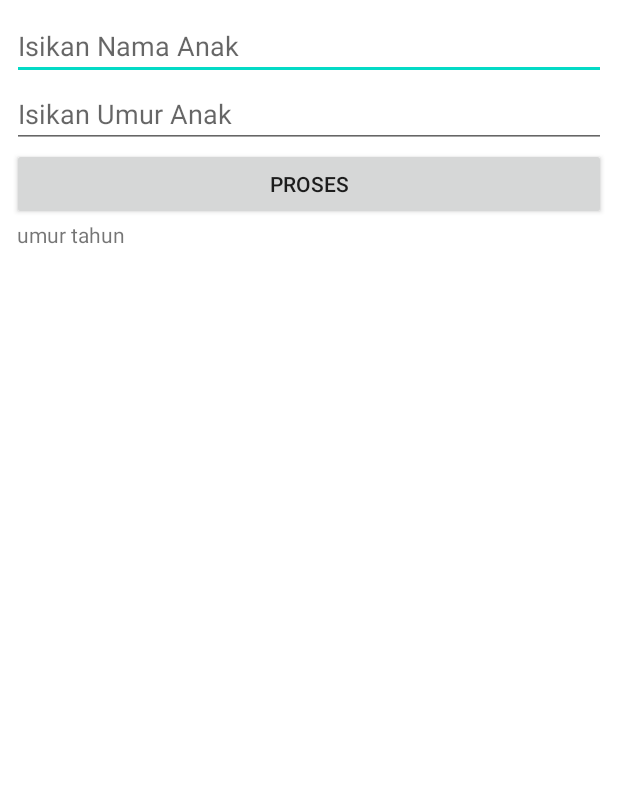
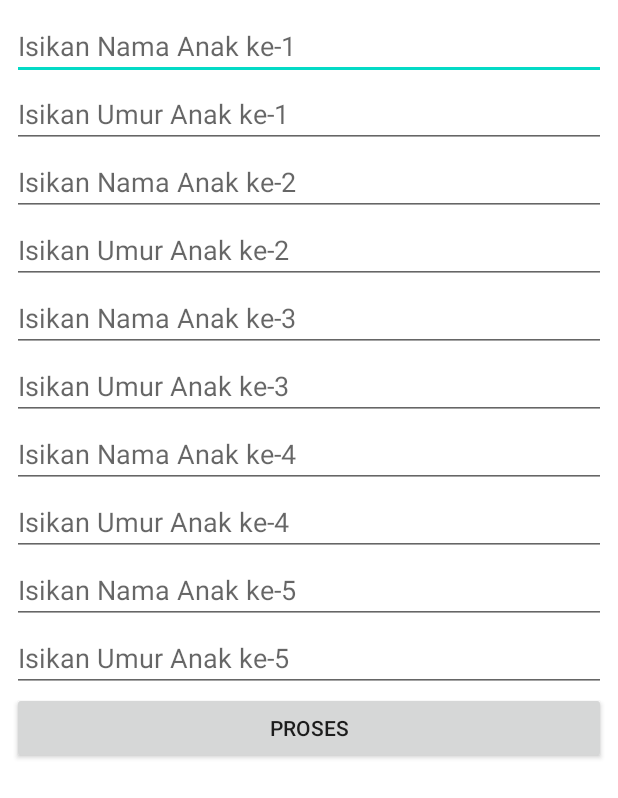
Before and after one commit to dayintata/AW1, an Android app: the MainActivity screen opened directly, with no data from a screen before it, after a tap on "PROSES", on a phone screen of 412 x 824 dp. Shown: the top 798 px of the screen. Run offline under Robolectric (Android 15) with nearby library versions, the phone set to English and light mode, and no system bars.

Commit message:
Widget Programing Part2

```diff
--- a/app/src/main/java/id/sch/smktelkom_mlg/learn/advancedwidget1/MainActivity.java
+++ b/app/src/main/java/id/sch/smktelkom_mlg/learn/advancedwidget1/MainActivity.java
@@ -17,34 +17,53 @@ public class MainActivity extends AppCompatActivity
         super.onCreate(savedInstanceState);
         setContentView(R.layout.activity_main);
 
-        LinearLayout llMain = (LinearLayout) findViewById(R.id.LinearLayoutMain);
+        final LinearLayout llMain = (LinearLayout) findViewById(R.id.LinearLayoutMain);
 
-        final EditText etNama = new EditText(this);
-        llMain.addView(etNama);
-        etNama.setHint("Isikan Nama Anak");
-
-        final EditText etUmur = new EditText(this);
-        llMain.addView(etUmur);
-        etUmur.setHint("Isikan Umur Anak");
-        etUmur.setInputType(InputType.TYPE_CLASS_NUMBER);
-
+        addEditText(llMain);
 
         Button bProses = new Button(this);
         bProses.setText("Proses");
         llMain.addView(bProses);
         final TextView tvHasil = new TextView(this);
         llMain.addView(tvHasil);
+
         bProses.setOnClickListener(new View.OnClickListener() {
             @Override
             public void onClick(View view) {
+                doProses(llMain);
+            }
 
-                String nama = etNama.getText().toString();
-                String umur = etUmur.getText().toString();
+            private void doProses(LinearLayout llMain) {
+                String hasil = "";
+                for (int i = 0; i < 5; i++) {
+                    EditText etNama = (EditText) llMain.getChildAt(i * 2);
+                    EditText etUmur = (EditText) llMain.getChildAt((i * 2) + 1);
 
-                tvHasil.setText(nama + " umur" + umur + " tahun");
+                    String nama = etNama.getText().toString().trim();
+                    String umur = etUmur.getText().toString();
+
+                    if (umur.isEmpty())
+                        umur = "0";
+                    if (!nama.isEmpty())
+                        hasil += "Anak ke-" + (i + 1) + ": " + nama + " umur " + umur + " tahun\n";
+                }
+                TextView tvHasil = (TextView) llMain.getChildAt(11);
+                tvHasil.setText(hasil);
             }
         });
+    }
 
+    private void addEditText(LinearLayout llMain) {
+        for (int i = 1; i <= 5; i++) {
+            EditText etNama = new EditText(this);
+            llMain.addView(etNama);
+            etNama.setHint("Isikan Nama Anak ke-" + i);
+
+            EditText etUmur = new EditText(this);
+            llMain.addView(etUmur);
+            etUmur.setHint("Isikan Umur Anak ke-" + i);
+            etUmur.setInputType(InputType.TYPE_CLASS_NUMBER);
+        }
 
 
     }
```
